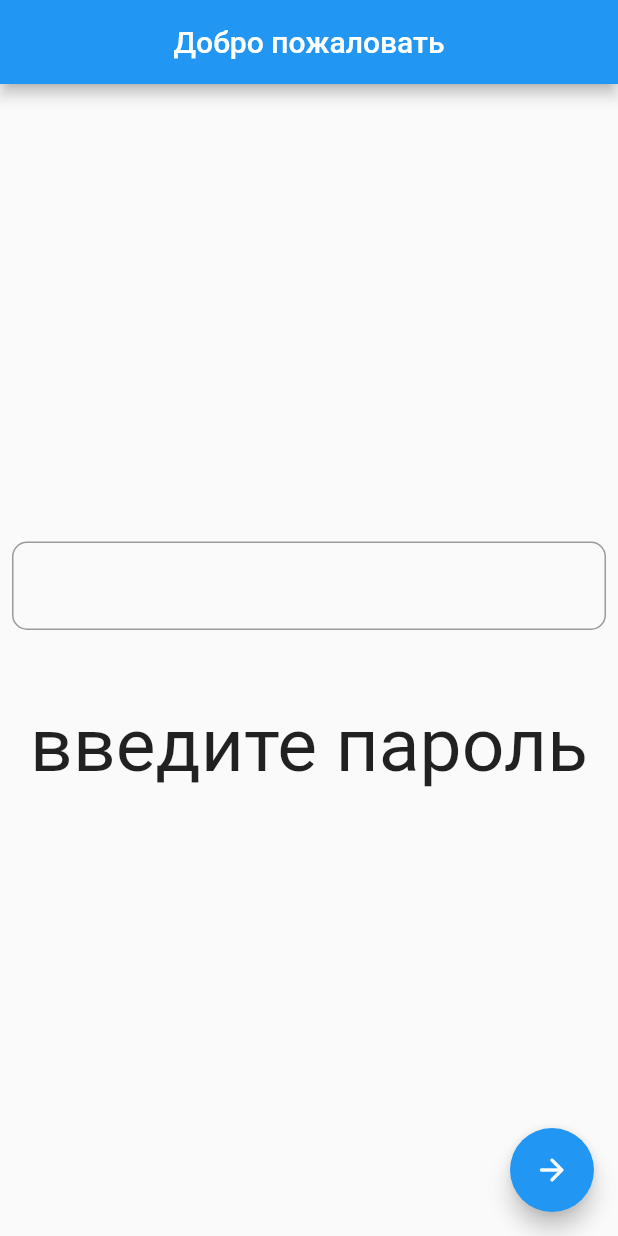
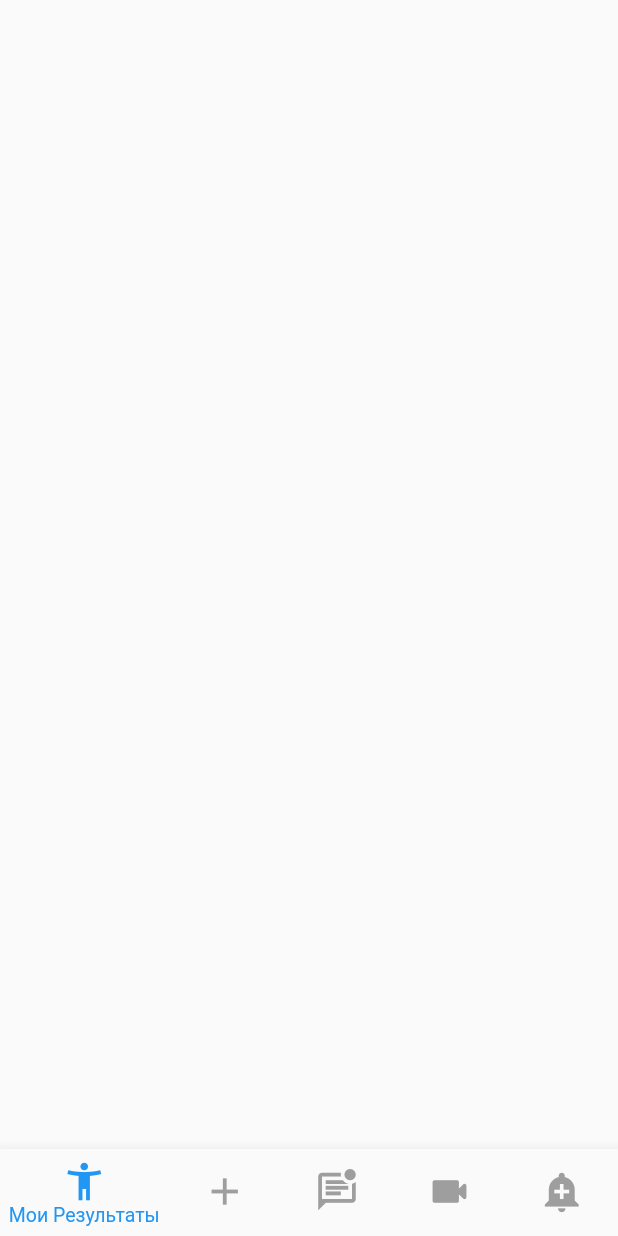
Before and after one commit to TagaevaMaria/MyRecords, a Flutter app: the screen it shows after launch, after a tap on the "arrow forward" icon, on a phone screen of 412 x 824 dp. Run offline on Flutter 3.47's test engine with Material 2 defaults, Android fonts, the phone set to English and light mode, and no system bars; our stand-ins replace hive, hive_flutter; accounts and stored records are empty.

Commit message:
dev приложение My-recordc

```diff
--- /dev/null
+++ b/lib/domain/entity/results.dart
@@ -0,0 +1,11 @@
+import 'package:hive/hive.dart';
+
+part 'results.g.dart';
+
+@HiveType(typeId: 1)
+class Results {
+  @HiveField(0)
+  String nameTrening;
+
+  Results({required this.nameTrening});
+}
--- a/lib/main.dart
+++ b/lib/main.dart
@@ -1,9 +1,10 @@
 import 'package:flutter/material.dart';
-import 'package:my_records/screens/auth_screen/auth_screen.dart';
+import 'package:hive_flutter/adapters.dart';
 
 import 'navigation/main_navigation.dart';
 
-void main() {
+void main() async {
+  await Hive.initFlutter();
   runApp(const MyApp());
 }
 
@@ -15,7 +16,6 @@ class MyApp extends StatelessWidget {
   Widget build(BuildContext context) {
     return MaterialApp(
       initialRoute: MainNavigationRoutsName.authScreen,
-      home: const AuthScreenBody(),
       routes: mainNavigation.routes,
     );
   }
--- a/lib/navigation/main_navigation.dart
+++ b/lib/navigation/main_navigation.dart
@@ -2,16 +2,19 @@ import 'package:flutter/material.dart';
 
 import '../screens/auth_screen/auth_screen.dart';
 import '../screens/home_screen.dart';
+import '../screens/my_results/my_results.dart';
 
 abstract class MainNavigationRoutsName {
   static const authScreen = '/AuthScreen';
   static const homeScreen = '/HomeScreen';
+  static const myResultsBody = '/MyResultsBody';
 }
 
 class MainNavigation {
   initialRoute() => MainNavigationRoutsName.authScreen;
   final routes = <String, Widget Function(BuildContext)>{
     '/AuthScreen': (BuildContext context) => const AuthScreenBody(),
-    '/HomeScreen': (BuildContext context) => const HomeScreen()
+    '/HomeScreen': (BuildContext context) => const HomeScreen(),
+    '/MyResultsBody': (BuildContext context) => const MyResultsBody(),
   };
 }
--- /dev/null
+++ b/lib/screens/add_record/add_record_screen.dart
@@ -0,0 +1,94 @@
+import 'package:flutter/material.dart';
+import 'package:my_records/widgets/show_date_picker .dart';
+import 'package:provider/provider.dart';
+
+import 'add_record_screen_model.dart';
+
+class AddRecordScreenBody extends StatefulWidget {
+  const AddRecordScreenBody({Key? key}) : super(key: key);
+
+  @override
+  State<AddRecordScreenBody> createState() => _AddRecordScreenBodyState();
+}
+
+class _AddRecordScreenBodyState extends State<AddRecordScreenBody> {
+  @override
+  Widget build(BuildContext context) {
+    return ChangeNotifierProvider(
+        create: (context) => AddRecordScreenModel(),
+        child: const AddRecordScreen());
+  }
+}
+
+class AddRecordScreen extends StatelessWidget {
+  const AddRecordScreen({Key? key}) : super(key: key);
+
+  @override
+  Widget build(BuildContext context) {
+    final _model = context.read<AddRecordScreenModel>();
+    return Scaffold(
+      appBar: AppBar(
+        title: TextButton(
+          onPressed: () {},
+          child: const Text(
+            'Результат',
+            style: TextStyle(color: Colors.white, fontSize: 20),
+          ),
+        ),
+        centerTitle: true,
+        automaticallyImplyLeading: false,
+        actions: [
+          TextButton(
+              onPressed: () => _model.saveNameTrening(context),
+              child: const Icon(
+                Icons.check_rounded,
+                color: Colors.white,
+              )),
+          TextButton(
+            onPressed: () {},
+            child: const Icon(
+              Icons.close,
+              color: Colors.white,
+            ),
+          ),
+        ],
+      ),
+      body: Column(
+        children: [
+          Padding(
+            padding: EdgeInsets.all(10.0),
+            child: TextField(
+                onChanged: (value) => _model.nameTrening = value,
+                onEditingComplete: () => _model.saveNameTrening(context),
+                controller: _model.controllerNameTrening,
+                decoration: const InputDecoration(
+                    border: OutlineInputBorder(),
+                    hintText: 'Наименование тренировки')),
+          ),
+          Padding(
+            padding: const EdgeInsets.all(10.0),
+            child: TextField(
+              controller: _model.controllerDescriptionTrening,
+              decoration: const InputDecoration(
+                  border: OutlineInputBorder(),
+                  hintText: 'Описание тренировки'),
+            ),
+          ),
+          Padding(
+            padding: const EdgeInsets.all(10.0),
+            child: TextField(
+                controller: _model.controllerRecords,
+                decoration: const InputDecoration(
+                    border: OutlineInputBorder(), hintText: 'Рекорд')),
+          ),
+          Container(
+            color: Colors.red,
+            height: 59.0,
+            width: 395.4,
+            child: const DatePickerExample(),
+          ),
+        ],
+      ),
+    );
+  }
+}
--- a/lib/screens/auth_screen/auth_screen.dart
+++ b/lib/screens/auth_screen/auth_screen.dart
@@ -1,37 +1,31 @@
 import 'package:flutter/material.dart';
-import 'package:flutter_bloc/flutter_bloc.dart';
-import 'package:my_records/screens/auth_screen/bloc/auth_screen_event.dart';
+import 'package:my_records/screens/auth_screen/auth_screen_model.dart';
+import 'package:provider/provider.dart';
 
-import 'auth_screen_model.dart';
-import 'bloc/auth_screen_bloc.dart';
-
-class AuthScreen extends StatefulWidget {
-  const AuthScreen({Key? key}) : super(key: key);
+class AuthScreenBody extends StatefulWidget {
+  const AuthScreenBody({Key? key}) : super(key: key);
 
   @override
-  State<AuthScreen> createState() => _AuthScreenState();
+  State<AuthScreenBody> createState() => _AuthScreenBodyState();
 }
 
-class _AuthScreenState extends State<AuthScreen> {
-  final _model = AuthScreenModel();
+class _AuthScreenBodyState extends State<AuthScreenBody> {
   @override
   Widget build(BuildContext context) {
-    return AuthScreenModelProvider(
-      model: _model,
-      child: const AuthScreenBody(),
+    return ChangeNotifierProvider(
+      create: (context) => AuthScreenModel(),
+      child: const AuthScreen(),
     );
   }
 }
 
-class AuthScreenBody extends StatelessWidget {
-  const AuthScreenBody({Key? key}) : super(key: key);
+class AuthScreen extends StatelessWidget {
+  const AuthScreen({Key? key}) : super(key: key);
 
   @override
   Widget build(BuildContext context) {
-    return BlocProvider(
-      create: (BuildContext context) => AuthScreenBloc(),
-      child: BlocBuilder<AuthScreenBloc, String>(
-        builder: (BuildContext context, state) {
+    final _model = context.read<AuthScreenModel>();
+    final error = context.select((AuthScreenModel value) => value.error);
     return Scaffold(
       appBar: AppBar(
         automaticallyImplyLeading: false,
@@ -40,9 +34,7 @@ class AuthScreenBody extends StatelessWidget {
       ),
       floatingActionButton: FloatingActionButton(
           child: const Icon(Icons.arrow_forward_rounded),
-                onPressed: () => BlocProvider.of<AuthScreenBloc>(context).add(
-                      Trening(),
-                    )),
+          onPressed: () => _model.auth(context)),
       body: Column(
         mainAxisAlignment: MainAxisAlignment.center,
         children: [
@@ -51,9 +43,7 @@ class AuthScreenBody extends StatelessWidget {
             child: Padding(
               padding: const EdgeInsets.all(8.0),
               child: TextField(
-                      controller: AuthScreenModelProvider.watch(context)
-                          ?.model
-                          .authController,
+                controller: _model.textController,
                 decoration: const InputDecoration(
                   border: OutlineInputBorder(
                     borderRadius: BorderRadius.all(
@@ -61,19 +51,18 @@ class AuthScreenBody extends StatelessWidget {
                     ),
                   ),
                 ),
-                      maxLines: 1,
               ),
             ),
           ),
-                Text(
-                  state,
-                  style: const TextStyle(fontSize: 50),
+          Visibility(
+            visible: error.isNotEmpty,
+            child: Text(
+              error,
+              style: const TextStyle(color: Colors.red),
+            ),
           )
         ],
       ),
     );
-        },
-      ),
-    );
   }
 }
--- a/lib/screens/auth_screen/auth_screen_model.dart
+++ b/lib/screens/auth_screen/auth_screen_model.dart
@@ -1,54 +1,24 @@
-import 'package:flutter/cupertino.dart';
-
-import '../../navigation/main_navigation.dart';
+import 'package:flutter/material.dart';
+import 'package:my_records/navigation/main_navigation.dart';
 
 class AuthScreenModel extends ChangeNotifier {
-  void prii() {
-    print("5555555555555555");
+  String error = '';
+  final textController = TextEditingController(text: "5555");
+
+  ///метод навигации на экран HomeScreens
+  navigationHomeScreens(BuildContext context) {
+    Navigator.pushReplacementNamed(context, MainNavigationRoutsName.homeScreen);
+    notifyListeners();
   }
 
-  final authController = TextEditingController();
-  String? errorText = '';
-
-  ///показывает ошибку, либо переходит на другой экран.
-  void auth(BuildContext context) {
-    final name = authController.text;
-    if (name.isEmpty) {
-      errorText = 'введите имя';
+  /// Показать ошибку
+  auth(BuildContext context) {
+    final name = textController;
+    if (textController.text.isEmpty) {
+      error = 'Введите имя';
     } else {
-      Navigator.pushNamed(context, MainNavigationRoutsName.homeScreen);
+      navigationHomeScreens(context);
     }
-    if (errorText == null) const Text('введите имя');
-  }
-
-  void navig(BuildContext context) {
-    Navigator.pushNamed(context, MainNavigationRoutsName.homeScreen);
-    ;
+    notifyListeners();
   }
 }
-
-/// инхерит
-class AuthScreenModelProvider extends InheritedNotifier {
-  final AuthScreenModel model;
-  const AuthScreenModelProvider({
-    Key? key,
-    required this.model,
-    required Widget child,
-  }) : super(
-          key: key,
-          notifier: model,
-          child: child,
-        );
-
-  static AuthScreenModelProvider? watch(BuildContext context) {
-    return context
-        .dependOnInheritedWidgetOfExactType<AuthScreenModelProvider>();
-  }
-
-  static AuthScreenModelProvider? read(BuildContext context) {
-    final widget = context
-        .getElementForInheritedWidgetOfExactType<AuthScreenModelProvider>()
-        ?.widget;
-    return widget is AuthScreenModelProvider ? widget : null;
-  }
-}
--- a/lib/screens/auth_screen/bloc/auth_screen_bloc.dart
+++ /dev/null
@@ -1,17 +0,0 @@
-import 'package:bloc/bloc.dart';
-
-import 'auth_screen_event.dart';
-
-class AuthScreenBloc extends Bloc<AuthScreenEvent, String> {
-  AuthScreenBloc() : super('') {
-    ///обработчик для моей функции. Что я тут написала. On - это функции которые реагируют на eventы, она принимает в себя кол бэком
-    ///функию, которая имеет доступ к эвентам и к emit-который позволит нам изменить наше состояние.
-    on<Trening>(_trening);
-  }
-
-  _trening(Trening, Emitter<String> emit) {
-    emit(state + 'введите пароль');
-  }
-
-  /// я написала функцию. Для того, что бы нам изменить наше состояние нам нужно вызвать функцию emit и передать сбда новое состояние.
-}
--- a/lib/screens/auth_screen/bloc/auth_screen_event.dart
+++ /dev/null
@@ -1,4 +0,0 @@
-///общий класс для событий.
-abstract class AuthScreenEvent {}
-
-class Trening extends AuthScreenEvent {}
--- a/lib/screens/home_screen.dart
+++ b/lib/screens/home_screen.dart
@@ -1,8 +1,8 @@
 import 'package:flutter/material.dart';
-import 'package:my_records/screens/record_screen.dart';
+import 'package:my_records/screens/add_record/add_record_screen.dart';
+import 'package:my_records/screens/my_results/my_results.dart';
 import 'package:my_records/screens/trening_screen.dart';
 
-import 'add_record_screen.dart';
 import 'my_notes.dart';
 
 class HomeScreen extends StatefulWidget {
@@ -26,8 +26,8 @@ class _HomeScreenState extends State<HomeScreen> {
   Widget build(BuildContext context) {
     return Scaffold(
       body: IndexedStack(index: _currentIndex, children: const [
-        RecordScreen(),
-        AddRecordScreen(),
+        MyResultsBody(),
+        AddRecordScreenBody(),
         MyNotes(),
         TreningScreen(),
       ]),
--- /dev/null
+++ b/lib/screens/my_results/my_results.dart
@@ -0,0 +1,88 @@
+import 'package:flutter/material.dart';
+import 'package:my_records/screens/my_results/my_results_model.dart';
+import 'package:provider/provider.dart';
+
+class MyResultsBody extends StatefulWidget {
+  const MyResultsBody({Key? key}) : super(key: key);
+
+  @override
+  State<MyResultsBody> createState() => _MyResultsBodyState();
+}
+
+class _MyResultsBodyState extends State<MyResultsBody> {
+  @override
+  Widget build(BuildContext context) {
+    return ChangeNotifierProvider(
+      create: (context) => MyResultsModel(),
+      child: const _MyResults(),
+    );
+  }
+}
+
+class _MyResults extends StatefulWidget {
+  const _MyResults({Key? key}) : super(key: key);
+
+  @override
+  State<_MyResults> createState() => _MyResultsState();
+}
+
+class _MyResultsState extends State<_MyResults> {
+  @override
+  Widget build(BuildContext context) {
+    final _model = context.watch<MyResultsModel>();
+    final _countResult = _model.results.length ?? 0;
+    return Scaffold(
+      body: ListView.builder(
+          itemCount: _countResult,
+          itemBuilder: (BuildContext context, int index) {
+            return const Center(
+              child: Padding(
+                padding: EdgeInsets.all(16.0),
+                child: Column(
+                  children: [
+                    Card(),
+                    Divider(
+                      color: Colors.black,
+                    ),
+                  ],
+                ),
+              ),
+            );
+          }),
+    );
+  }
+}
+
+/*
+
+/// Виджет моих записей рекордов.
+class DividerExample extends StatelessWidget {
+  const DividerExample({super.key});
+
+  @override
+  Widget build(BuildContext context) {
+    return const Center(
+      child: Padding(
+        padding: EdgeInsets.all(16.0),
+        child: Column(
+          children: [
+            Expanded(
+              child: Card(
+                child: SizedBox.expand(),
+              ),
+            ),
+            Divider(
+              color: Colors.red,
+            ),
+            Expanded(
+              child: Card(
+                child: SizedBox.expand(),
+              ),
+            ),
+          ],
+        ),
+      ),
+    );
+  }
+}
+*/
--- /dev/null
+++ b/lib/screens/my_results/my_results_model.dart
@@ -0,0 +1,25 @@
+import 'package:flutter/material.dart';
+import 'package:hive_flutter/adapters.dart';
+
+import '../../domain/entity/results.dart';
+
+class MyResultsModel extends ChangeNotifier {
+  var _results = <Results>[];
+  List<Results> get results => _results.toList();
+
+  MyResultsModel() {
+    _setap();
+  }
+  void _setap() async {
+    if (!Hive.isAdapterRegistered(1)) {
+      Hive.registerAdapter(ResultsAdapter());
+    }
+    final box = await Hive.openBox<Results>('name_trening_box');
+    _results = box.values.toList();
+    notifyListeners();
+    box.listenable().addListener(() {
+      _results = box.values.toList();
+      notifyListeners();
+    });
+  }
+}
--- /dev/null
+++ b/lib/widgets/show_date_picker .dart
@@ -0,0 +1,91 @@
+import 'package:flutter/material.dart';
+
+///Виджетыы выбора даты
+
+class DatePickerExample extends StatefulWidget {
+  const DatePickerExample({super.key, this.restorationId});
+
+  final String? restorationId;
+
+  @override
+  State<DatePickerExample> createState() => _DatePickerExampleState();
+}
+
+/// RestorationProperty objects can be used because of RestorationMixin.
+class _DatePickerExampleState extends State<DatePickerExample>
+    with RestorationMixin {
+  @override
+  String? get restorationId => widget.restorationId;
+
+  final RestorableDateTime _selectedDate =
+      RestorableDateTime(DateTime(2021, 7, 25));
+  late final RestorableRouteFuture<DateTime?> _restorableDatePickerRouteFuture =
+      RestorableRouteFuture<DateTime?>(
+    onComplete: _selectDate,
+    onPresent: (NavigatorState navigator, Object? arguments) {
+      return navigator.restorablePush(
+        _datePickerRoute,
+        arguments: _selectedDate.value.millisecondsSinceEpoch,
+      );
+    },
+  );
+
+  @pragma('vm:entry-point')
+  static Route<DateTime> _datePickerRoute(
+    BuildContext context,
+    Object? arguments,
+  ) {
+    return DialogRoute<DateTime>(
+      context: context,
+      builder: (BuildContext context) {
+        return DatePickerDialog(
+          restorationId: 'date_picker_dialog',
+          initialEntryMode: DatePickerEntryMode.calendarOnly,
+          initialDate: DateTime.fromMillisecondsSinceEpoch(arguments! as int),
+          firstDate: DateTime(2021),
+          lastDate: DateTime(2022),
+        );
+      },
+    );
+  }
+
+  @override
+  void restoreState(RestorationBucket? oldBucket, bool initialRestore) {
+    registerForRestoration(_selectedDate, 'selected_date');
+    registerForRestoration(
+        _restorableDatePickerRouteFuture, 'date_picker_route_future');
+  }
+
+  void _selectDate(DateTime? newSelectedDate) {
+    if (newSelectedDate != null) {
+      setState(() {
+        _selectedDate.value = newSelectedDate;
+        ScaffoldMessenger.of(context).showSnackBar(SnackBar(
+          content: Text(
+              'Selected: ${_selectedDate.value.day}/${_selectedDate.value.month}/${_selectedDate.value.year}'),
+        ));
+      });
+    }
+  }
+
+  @override
+  Widget build(BuildContext context) {
+    return Scaffold(
+      body: Center(
+        child: SizedBox(
+          height: 100,
+          width: 400,
+          child: TextButton(
+            onPressed: () {
+              _restorableDatePickerRouteFuture.present();
+            },
+            child: const Text(
+              'Выбрать дату',
+              style: TextStyle(fontSize: 20),
+            ),
+          ),
+        ),
+      ),
+    );
+  }
+}
```
Also changed, not shown: lib/screens/add_record/add_record_screen_model.dart (added, +27 -0 lines), lib/screens/add_record_screen.dart (deleted, +0 -69 lines), lib/screens/auth_screen/bloc/auth_screen_state.dart (deleted, +0 -11 lines), lib/screens/record_screen.dart (deleted, +0 -10 lines), pubspec.yaml (+6 -2 lines), lib/domain/entity/results.g.dart (added), pubspec.lock, 62 other files. Lines whose indentation alone changed are shown as unchanged.
